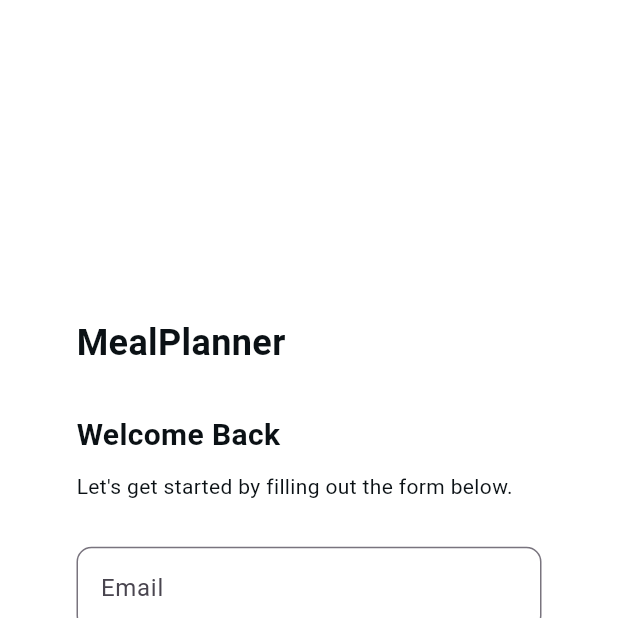
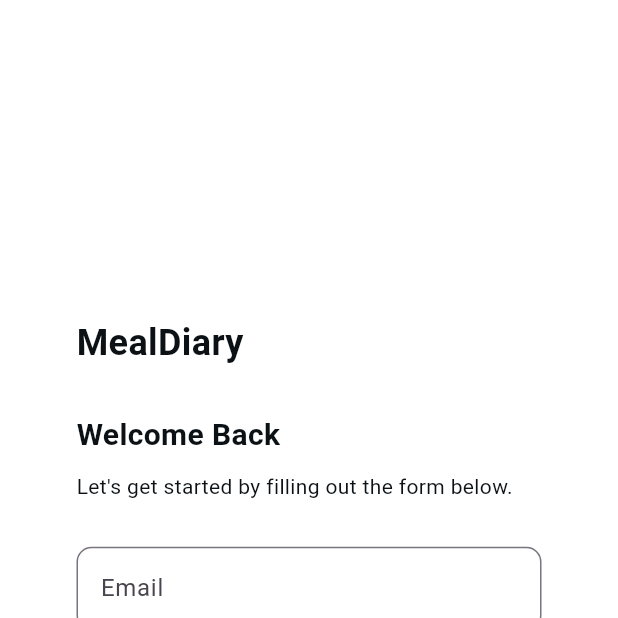
Before and after one commit to mirraiee/meal-planner, a Flutter app: the LoginPage screen opened directly, on a phone screen of 412 x 824 dp, the top half of it. Run offline on Flutter 3.47's test engine with Material 3 defaults, Android fonts, the phone set to English and light mode, and no system bars.

Commit message:
Rename: MealPlaaner to MealDiary

```diff
--- a/lib/screens/sign_in.dart
+++ b/lib/screens/sign_in.dart
@@ -28,7 +28,7 @@ class _LoginPageState extends State<LoginPage> {
                 crossAxisAlignment: CrossAxisAlignment.start,
                 children: [
                   const Text(
-                    'MealPlanner',
+                    'MealDiary',
                     style: TextStyle(
                       fontSize: 24,
                       fontWeight: FontWeight.bold,
```
